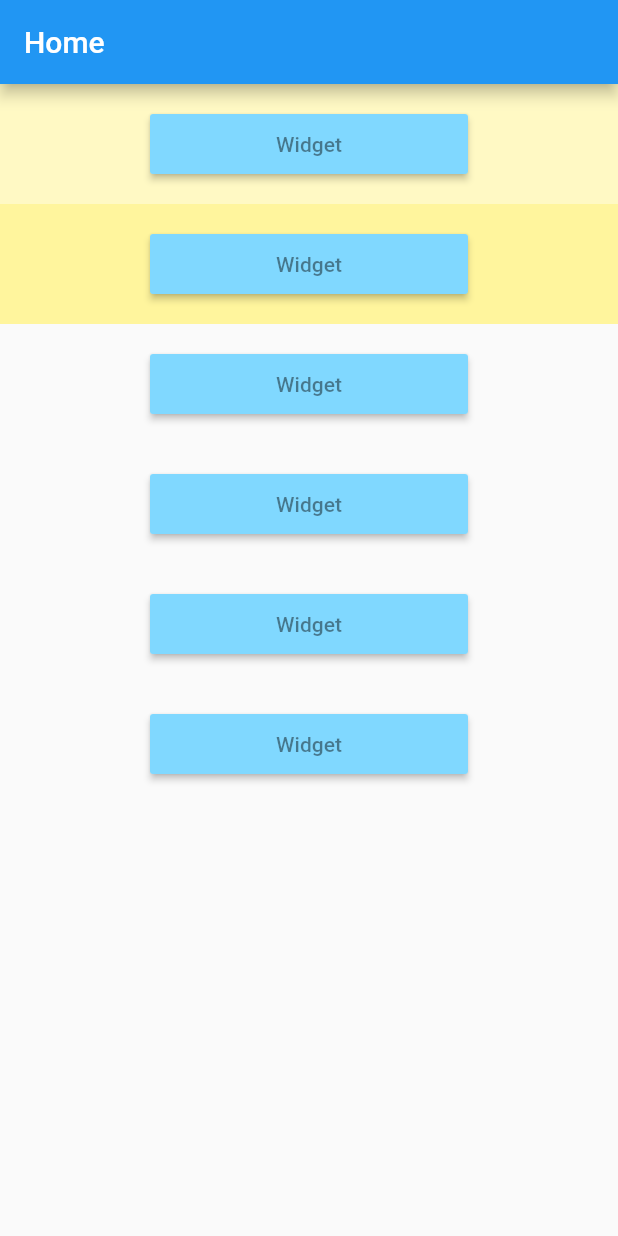
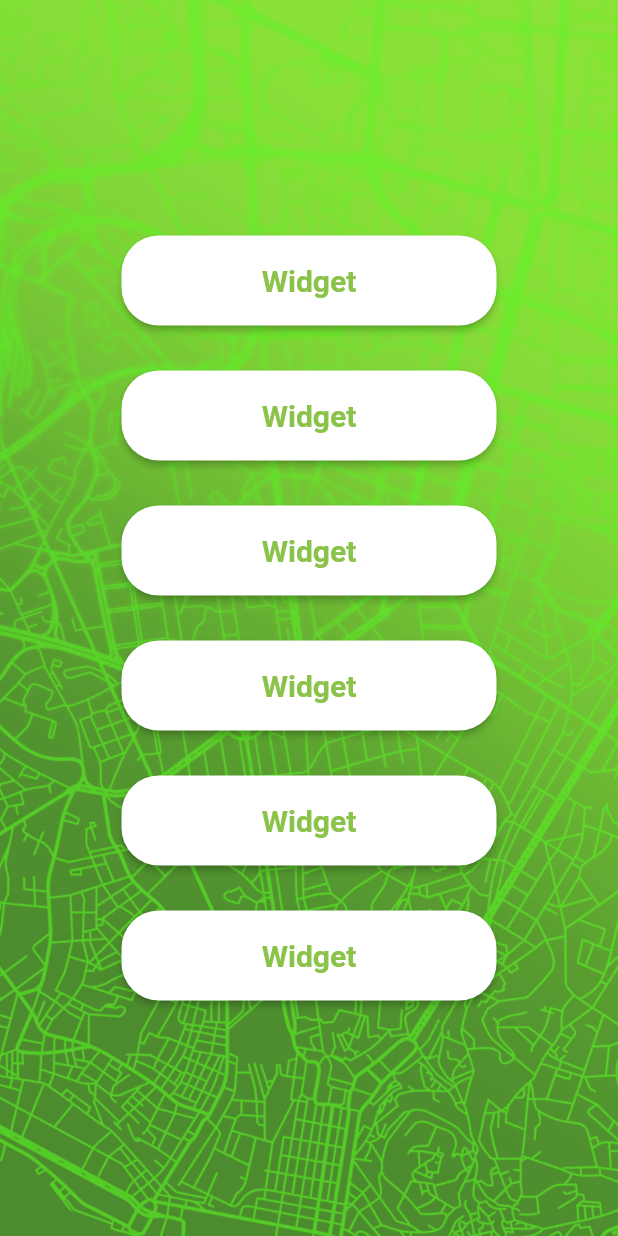
Before and after one commit to johnklima/LisboaSoa2020_alpha, a Flutter app: the screen it shows after launch, on a phone screen of 412 x 824 dp. Run offline on Flutter 3.47's test engine with Material 2 defaults, Android fonts, the phone set to English and light mode, and no system bars; our stand-ins replace audioplayers, cloud_firestore, file, firebase_storage, flutter_calendar_carousel, geolocator and 4 more; missing offline and left inert: flutter_audio_recorder, flutter_guid; accounts and stored records are empty; generated files the repository leaves out were written again.

Commit message:
Background & Buttons
Have made some progress on the visuals.

```diff
--- a/lib/buttons.dart
+++ b/lib/buttons.dart
@@ -4,7 +4,6 @@ import "package:flutter/material.dart";
 
 // Here we can keep all our button widgets, this will help us keep our
 // scripts much cleaner.
-
 
 // Navigates to a new page.
 class NavigateTo extends StatelessWidget {
@@ -16,23 +15,29 @@ class NavigateTo extends StatelessWidget {
     //The container info might be best to keep in the other widget
     //rather than in here, perhaps change this to only a Raised Button.
     return Container(
-      margin: EdgeInsets.only(
-      top: 20,
-      bottom:  20,
-      left: 100,
-      right: 100,
+      margin: EdgeInsets.all(15),
+      child: ButtonTheme(
+        minWidth: 250,
+        height: 60,
+        child: RaisedButton(
+          color: Colors.white,
+          child: Text(
+              pageName.toString(),
+          style: Theme.of(context).textTheme.bodyText1,
+
           ),
 
-      child: RaisedButton(
-        color: Colors.lightBlueAccent[100],
-        child: Text(pageName.toString()),
-        textColor: Colors.black45,
+          textColor: Colors.lightGreen,
+          shape: RoundedRectangleBorder(
+            borderRadius: BorderRadius.circular(25.0),
+          ),
           onPressed: () {
             Navigator.push(
               context,
               MaterialPageRoute(builder: (context) => pageName),
             );
           },
+        ),
       ),
     );
   }
@@ -42,11 +47,9 @@ class NavigateTo extends StatelessWidget {
 /// but it's not working when having the widget in here for
 /// some reason.
 class NavigateBack extends StatelessWidget {
-
   @override
   Widget build(BuildContext context) {
     return Container(
-
       child: RaisedButton(
         child: Text("Go Back"),
         onPressed: () {
--- a/lib/main.dart
+++ b/lib/main.dart
@@ -2,6 +2,7 @@
 import 'package:flutter/material.dart';
 import 'package:file/file.dart';
 import 'package:file/local.dart';
+import 'package:flutter/widgets.dart';
 
 //Internal Packages
 import 'buttons.dart';
@@ -25,7 +26,19 @@ class _MyAppState extends State<MyApp> {
     return MaterialApp(
       title: 'Lisboa Soa 2020',
       theme: ThemeData(
-        primarySwatch: Colors.blue,
+        primarySwatch: Colors.lightGreen,
+
+        textTheme: TextTheme(
+          headline1: TextStyle(fontSize: 70, fontWeight: FontWeight.bold),
+          bodyText1: TextStyle(
+              fontSize: 20,
+              fontWeight:
+              FontWeight.bold,
+            color: Colors.lightGreen,
+
+          ),
+        )
+
       ),
       home: HomePage(),
 
@@ -52,13 +65,69 @@ class HomePage extends StatelessWidget {
   @override
   Widget build(BuildContext context) {
     return new Scaffold(
-      appBar: AppBar(
-        title: Text("Home"),
-      ),
       // List View widget seams like a nice menu widget,
       // this is very basic and can be customized a lot further.
 
       //https://api.flutter.dev/flutter/widgets/ListView-class.html
+      body: Stack(
+        children: <Widget>[
+          Image(
+            image: AssetImage("assets/Graphic/LisboaSoa_Background.png"),
+            width: double.infinity,
+            height: double.infinity,
+            fit: BoxFit.fitWidth,
+          ),
+
+          Container(
+            height: double.infinity,
+            width: double.infinity,
+            child: Center(
+              child: Column(
+                mainAxisAlignment: MainAxisAlignment.center,
+                children: <Widget>[
+                  Container(
+
+//I have added a buttons.dart where I keep the button widgets,
+//NavigateTo is such a button, look in buttons.dart for more.
+                    child: NavigateTo(DataAndMap()),
+                  ),
+                  Container(
+
+                    child: NavigateTo(AudioRecorder()),
+                  ),
+                  Container(
+                    child: NavigateTo(Calendar()),
+                  ),
+                  Container(
+                    child: NavigateTo(VideoPlayerScreen()),
+                  ),
+                  Container(
+                    child: NavigateTo(FireAudio()),
+                  ),
+                  Container(
+                    child: NavigateTo(Website()),
+                  ),
+                ],
+              ),
+            ),
+          ),
+
+        ],
+      ),
+    );
+  }
+}
+
+/// Under here seems to not be of use and is only stored
+/// in case it is needed
+
+/*
+final LocalFileSystem localFileSystem;
+// Calls a function from a imported package to get the local directory.
+MyApp({localFileSystem})
+    : this.localFileSystem = localFileSystem ?? LocalFileSystem();
+*/
+/*
 body: ListView(
 children: <Widget>[
 Container(
@@ -95,16 +164,4 @@ class HomePage extends StatelessWidget {
 ),
 ],
 ),
-    );
-  }
-}
-
-/// Under here seems to not be of use and is only stored
-/// in case it is needed
-
-/*
-final LocalFileSystem localFileSystem;
-// Calls a function from a imported package to get the local directory.
-MyApp({localFileSystem})
-    : this.localFileSystem = localFileSystem ?? LocalFileSystem();
 */
--- a/pubspec.yaml
+++ b/pubspec.yaml
@@ -73,6 +73,7 @@ flutter:
 
   assets:
     - assets/
+    - assets/Graphic/
 
   # To add assets to your application, add an assets section, like this:
   # assets:
```
Lines whose indentation alone changed are shown as unchanged.
